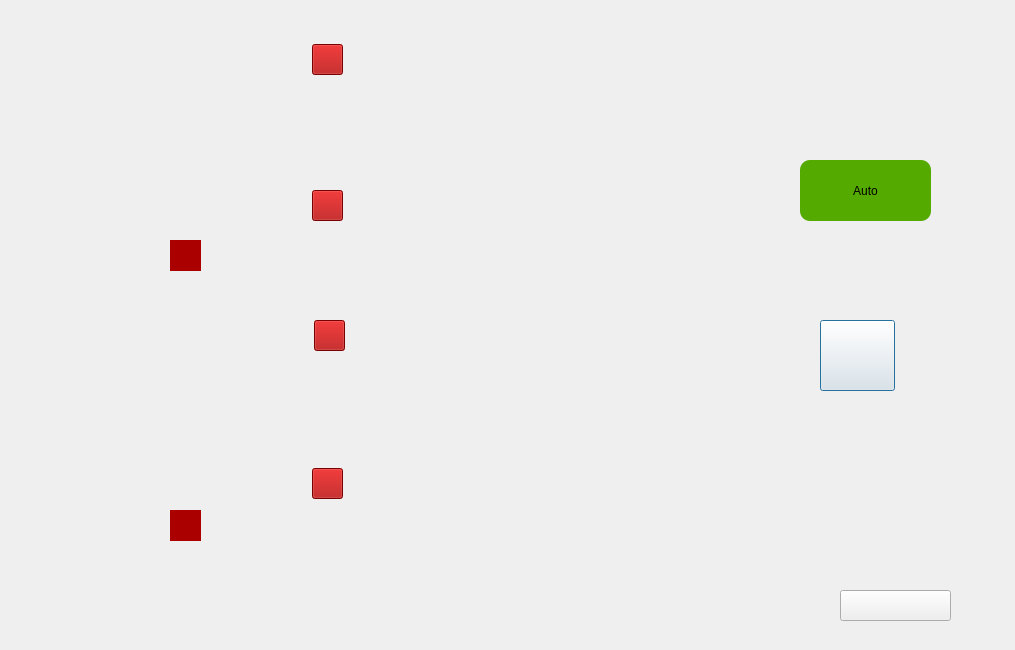
rpopov94/pk_307r_vacuum, file spk_307.ui: the form before one commit.
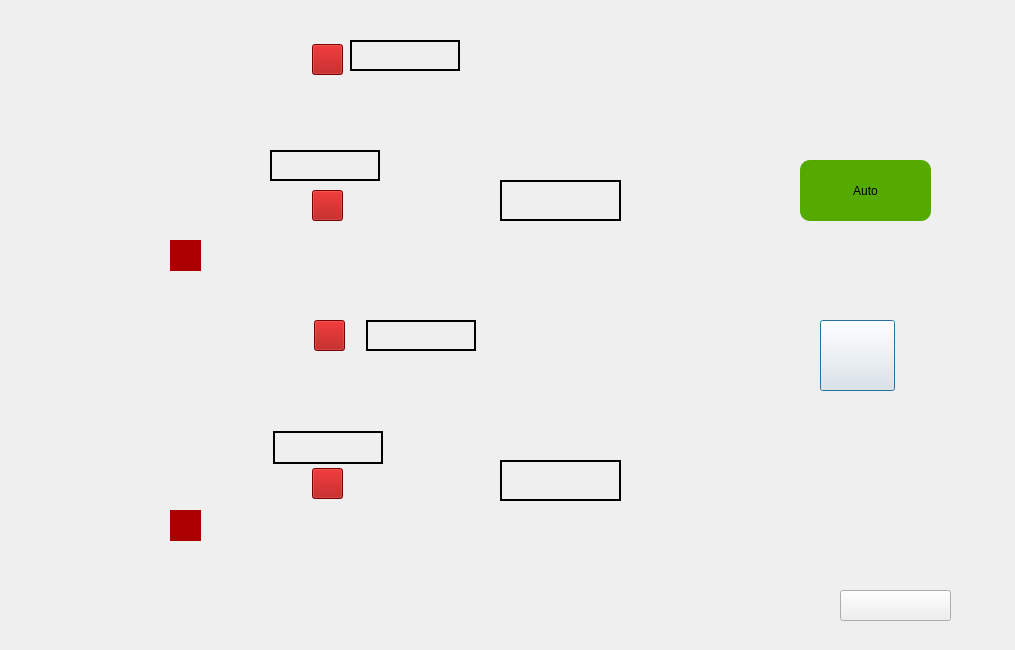
The form after the commit. Icons and pictures are not drawn.

Patch:
```diff
--- a/spk_307.ui
+++ b/spk_307.ui
@@ -304,11 +304,17 @@
    <property name="geometry">
     <rect>
      <x>500</x>
-     <y>179</y>
+     <y>180</y>
      <width>121</width>
      <height>41</height>
     </rect>
    </property>
+   <property name="styleSheet">
+    <string notr="true">border-style: solid;
+border-width: 1.5px; 
+border-color: black;
+</string>
+   </property>
    <property name="text">
     <string/>
    </property>
@@ -322,6 +328,12 @@
      <height>41</height>
     </rect>
    </property>
+   <property name="styleSheet">
+    <string notr="true">border-style: solid;
+border-width: 1.5px; 
+border-color: black;
+</string>
+   </property>
    <property name="text">
     <string/>
    </property>
@@ -332,13 +344,89 @@
      <x>790</x>
      <y>10</y>
      <width>211</width>
-     <height>61</height>
+     <height>41</height>
     </rect>
    </property>
    <property name="text">
     <string/>
    </property>
   </widget>
+  <widget class="QLabel" name="pr_1">
+   <property name="geometry">
+    <rect>
+     <x>350</x>
+     <y>40</y>
+     <width>110</width>
+     <height>31</height>
+    </rect>
+   </property>
+   <property name="styleSheet">
+    <string notr="true">border-style: solid;
+border-width: 1.5px; 
+border-color: black;
+</string>
+   </property>
+   <property name="text">
+    <string/>
+   </property>
+  </widget>
+  <widget class="QLabel" name="pr_2">
+   <property name="geometry">
+    <rect>
+     <x>270</x>
+     <y>150</y>
+     <width>110</width>
+     <height>31</height>
+    </rect>
+   </property>
+   <property name="styleSheet">
+    <string notr="true">border-style: solid;
+border-width: 1.5px; 
+border-color: black;
+</string>
+   </property>
+   <property name="text">
+    <string/>
+   </property>
+  </widget>
+  <widget class="QLabel" name="pr_3">
+   <property name="geometry">
+    <rect>
+     <x>366</x>
+     <y>320</y>
+     <width>110</width>
+     <height>31</height>
+    </rect>
+   </property>
+   <property name="styleSheet">
+    <string notr="true">border-style: solid;
+border-width: 1.5px; 
+border-color: black;
+</string>
+   </property>
+   <property name="text">
+    <string/>
+   </property>
+  </widget>
+  <widget class="QLabel" name="pr_4">
+   <property name="geometry">
+    <rect>
+     <x>273</x>
+     <y>431</y>
+     <width>110</width>
+     <height>33</height>
+    </rect>
+   </property>
+   <property name="styleSheet">
+    <string notr="true">border-style: solid;
+border-width: 1.5px; 
+border-color: black;
+</string>
+   </property>
+   <property name="text">
+    <string/>
+   </property>
+  </widget>
  </widget>
  <resources>
   <include location="images/resource.qrc"/>
```
